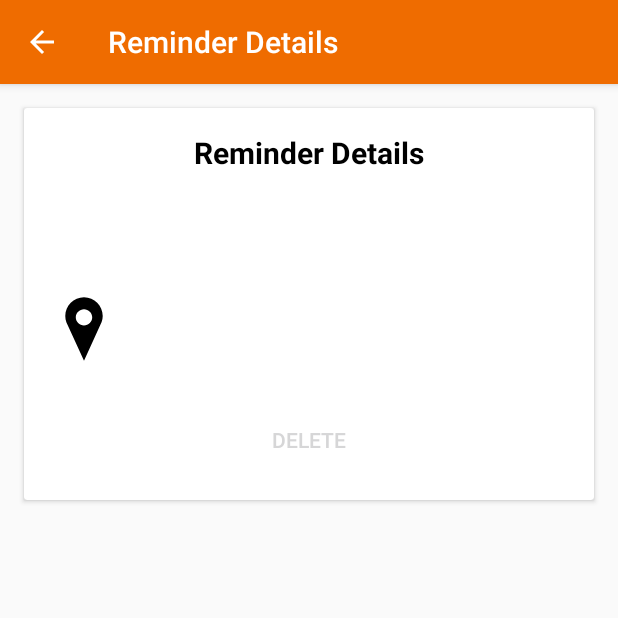
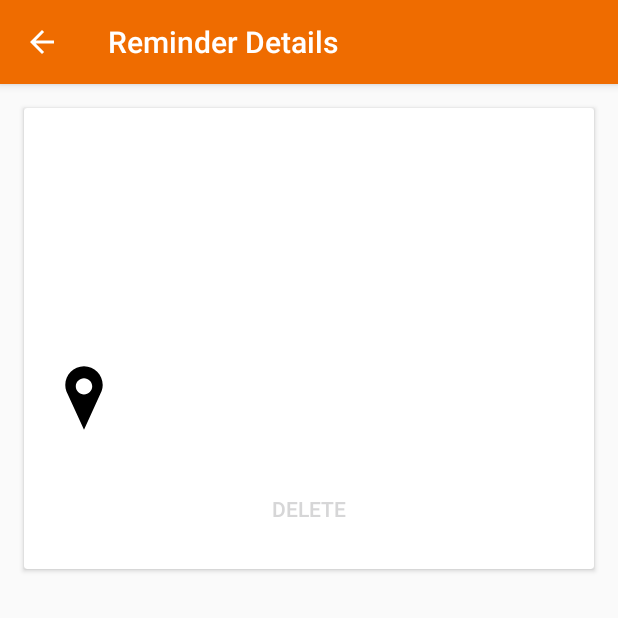
Before and after one commit to skyme32/Location-Reminders, an Android app: the ReminderDescriptionActivity screen opened directly, with no data from a screen before it, on a phone screen of 412 x 824 dp, the top half of it. Run offline under Robolectric (Android 15) with nearby library versions, the phone set to English and light mode, and no system bars; our stand-ins replace data binding; 2 statements that could not run were skipped.

```diff
--- a/app/src/main/java/com/udacity/project4/locationreminders/geofence/GeofenceTransitionsJobIntentService.kt
+++ b/app/src/main/java/com/udacity/project4/locationreminders/geofence/GeofenceTransitionsJobIntentService.kt
@@ -7,6 +7,7 @@ import androidx.core.app.JobIntentService
 import com.google.android.gms.location.Geofence
 import com.google.android.gms.location.GeofencingEvent
 import com.udacity.project4.R
+import com.udacity.project4.locationreminders.data.ReminderDataSource
 import com.udacity.project4.locationreminders.data.dto.ReminderDTO
 import com.udacity.project4.locationreminders.data.dto.Result
 import com.udacity.project4.locationreminders.data.local.RemindersLocalRepository
@@ -65,8 +66,10 @@ class GeofenceTransitionsJobIntentService : JobIntentService(), CoroutineScope {
             triggeringGeofences.forEach {
                 val requestId = it.requestId
 
+                Log.d("AddGeofence", "RequestId: ${it.requestId}")
+
                 //Get the local repository instance
-                val remindersLocalRepository: RemindersLocalRepository by inject()
+                val remindersLocalRepository: ReminderDataSource by inject()
                 // Interaction to the repository has to be through a coroutine scope
                 CoroutineScope(coroutineContext).launch(SupervisorJob()) {
                     // get the reminder with the request id
--- a/app/src/main/java/com/udacity/project4/utils/NotificationUtils.kt
+++ b/app/src/main/java/com/udacity/project4/utils/NotificationUtils.kt
@@ -42,7 +42,7 @@ fun sendNotification(context: Context, reminderDataItem: ReminderDataItem) {
 
 //    build the notification object with the data to be shown
     val notification = NotificationCompat.Builder(context, NOTIFICATION_CHANNEL_ID)
-        .setSmallIcon(R.mipmap.ic_launcher)
+        .setSmallIcon(R.drawable.ic_alarm_notification)
         .setContentTitle(reminderDataItem.title)
         .setContentText(reminderDataItem.location)
         .setContentIntent(notificationPendingIntent)
--- a/app/src/main/res/layout/activity_reminder_description.xml
+++ b/app/src/main/res/layout/activity_reminder_description.xml
@@ -37,24 +37,10 @@
                 android:layout_height="wrap_content"
                 android:layout_margin="16dp"
                 android:gravity="center"
-                android:text="@string/reminder_details"
+                android:text="@{reminderDataItem.title}"
                 android:textColor="@color/black"
                 android:textSize="@dimen/text_size_large"
                 android:textStyle="bold" />
-
-            <TextView
-                android:id="@+id/title_reminder"
-                android:layout_width="match_parent"
-                android:layout_height="wrap_content"
-                android:layout_marginStart="16dp"
-                android:layout_marginLeft="16dp"
-                android:layout_marginEnd="16dp"
-                android:layout_marginRight="16dp"
-                android:layout_marginBottom="10dp"
-                android:text="@{reminderDataItem.title}"
-                android:textSize="@dimen/text_size_medium"
-                android:textStyle="bold"
-                tools:text="@string/err_enter_title" />
 
             <TextView
                 android:id="@+id/desc_reminder"
@@ -65,6 +51,7 @@
                 android:layout_marginEnd="@dimen/margin_normal"
                 android:layout_marginRight="@dimen/margin_normal"
                 android:layout_marginBottom="@dimen/padding_medium"
+                android:minHeight="100dp"
                 android:text="@{reminderDataItem.description}"
                 tools:text="@string/reminder_desc" />
 
```
Also changed, not shown: app/src/main/java/com/udacity/project4/locationreminders/savereminder/SaveReminderFragment.kt (+52 -3 lines), app/src/main/res/drawable-anydpi-v24/ic_alarm_notification.xml (added, +15 -0 lines), app/src/main/res/drawable-hdpi/ic_alarm_notification.png (added), app/src/main/res/drawable-mdpi/ic_alarm_notification.png (added), app/src/main/res/drawable-xhdpi/ic_alarm_notification.png (added), app/src/main/res/drawable-xxhdpi/ic_alarm_notification.png (added).
